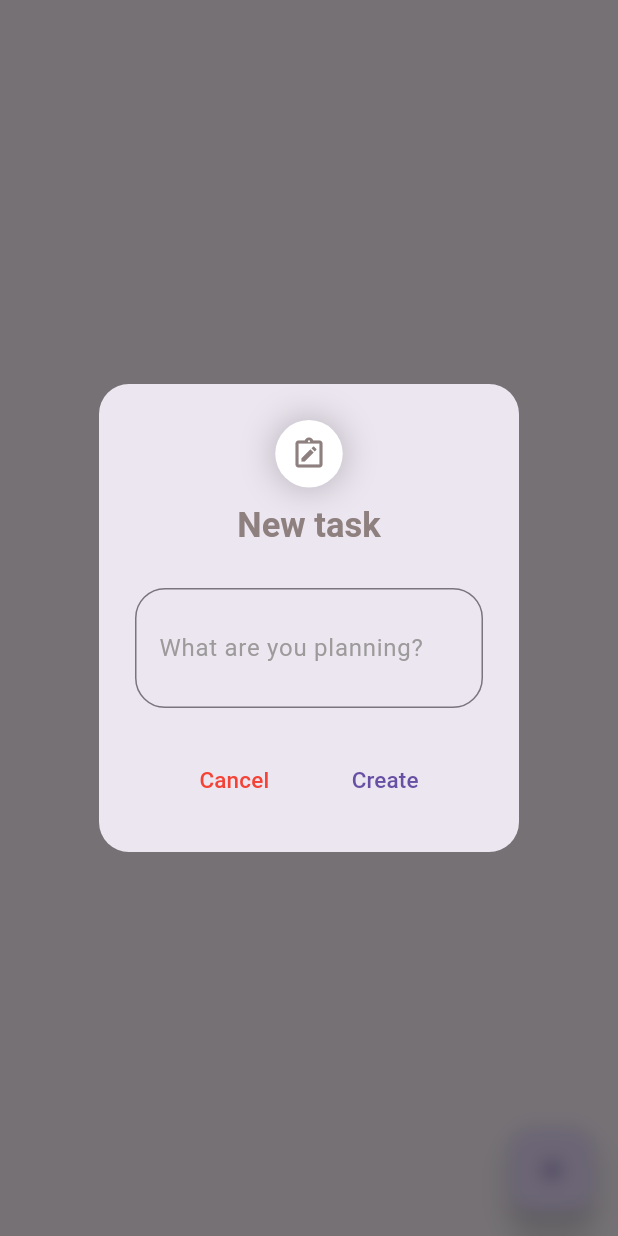
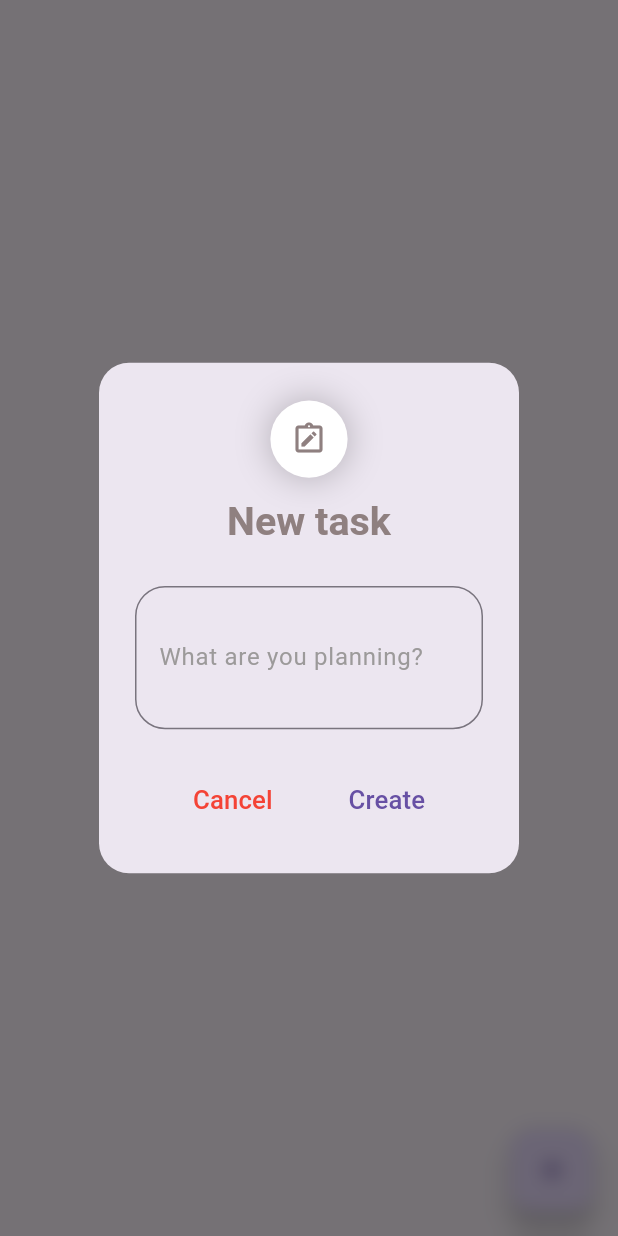
Before and after one commit to Fahamin/todolist_flutter, a Flutter app: the screen it shows after launch, after a tap on the "add" icon, on a phone screen of 412 x 824 dp. Run offline on Flutter 3.47's test engine with Material 3 defaults, Android fonts, the phone set to English and light mode, and no system bars; our stand-ins replace firebase_core, flutter_riverpod, flutter_screenutil, get, google_fonts, sqflite; accounts and stored records are empty.

```diff
--- a/lib/db/database_sqlite.dart
+++ b/lib/db/database_sqlite.dart
@@ -1,3 +1,4 @@
+import 'package:flutter/widgets.dart';
 import 'package:sqflite/sqflite.dart';
 import 'package:sqflite/sqflite.dart' as sql;
 import 'package:todolist_flutter/model/todo_model.dart';
@@ -40,7 +41,7 @@ class SQLHelper {
     );
   }
 
-   Future<int> insertTodo(String title, int fav) async {
+  Future<int> insertTodo(String title, int fav) async {
     final db = await SQLHelper.db();
 
     final data = {
@@ -53,14 +54,11 @@ class SQLHelper {
     return id;
   }
 
-  List<TodoModel> channelList = [];
-
-  Future<List<TodoModel>> getAllTodo() async {
+  Future<List<Map<String, dynamic>>> getAllTodo() async {
     final db = await SQLHelper.db();
-    final List<Map<String, dynamic>> maps =
-        await db.query(NAME_TABLE, orderBy: "id");
-
-    return List<TodoModel>.from(maps.map((map) => TodoModel.fromMap(map)));
+    return await db.query(NAME_TABLE, orderBy: "id");
+    //debugPrint("fahamin" + maps.toString());
+    //return List<TodoModel>.from(maps.map((map) => TodoModel.fromMap(map)));
   }
 
   // Read a single item by id
--- a/lib/main.dart
+++ b/lib/main.dart
@@ -5,24 +5,27 @@ import 'package:get/get_navigation/src/root/get_material_app.dart';
 import 'package:todolist_flutter/providers/providers.dart';
 import 'package:todolist_flutter/routes/routes.dart';
 
+import 'firebase_options.dart';
+
 Future<void> main() async {
   WidgetsFlutterBinding.ensureInitialized();
-  await Firebase.initializeApp();
+  await Firebase.initializeApp(
+    options: DefaultFirebaseOptions.currentPlatform,
+  );
   runApp(ProviderScope(child: MyApp()));
 }
 
-
 class MyApp extends ConsumerWidget {
   @override
-  Widget build(BuildContext context,ref) {
+  Widget build(BuildContext context, ref) {
     final isLightTheme = ref.watch(themeProvider);
 
     return GetMaterialApp(
-      // Remove the debug banner
+        // Remove the debug banner
         debugShowCheckedModeBanner: false,
-        title: 'TODO',
-        theme: isLightTheme?ThemeData.light():ThemeData.dark(),
-        initialRoute: Routes.homePage,
+        title: 'IPTV',
+        theme: isLightTheme ? ThemeData.light() : ThemeData.dark(),
+        initialRoute: Routes.homeScreen,
         getPages: appRoutes());
   }
 }
--- a/lib/model/todo_model.dart
+++ b/lib/model/todo_model.dart
@@ -1,8 +1,8 @@
 class TodoModel {
-  int id;
-  String title;
-  String createdAt;
-  bool isComplete = false;
+  var id;
+  String? title;
+  String? createdAt;
+  var isComplete = 0;
 
   TodoModel(
     this.id,
@@ -22,12 +22,5 @@ class TodoModel {
   }
 
 
-  Map<String, dynamic> toMap() {
-    return {
-      'id': id,
-      'title': title,
-      'description': createdAt,
-      'isComplete': isComplete ? 1 : 0,
-    };
-  }
+
 }
--- a/lib/providers/providers.dart
+++ b/lib/providers/providers.dart
@@ -6,9 +6,11 @@ import 'package:todolist_flutter/model/todo_model.dart';
 
 final databaseProvider = StateProvider((ref) => SQLHelper());
 
-final getAllTodoProvider = FutureProvider<List<TodoModel>>((ref) async {
+final getAllTodoProvider = FutureProvider<List<Map<String, dynamic>>>((ref) async {
   return await SQLHelper().getAllTodo();
 });
+
+
 
 
 final titleTodoProvider = StateProvider<String>((ref) {
--- a/lib/routes/routes.dart
+++ b/lib/routes/routes.dart
@@ -3,7 +3,7 @@ import 'package:todolist_flutter/screen/home_screen.dart';
 
 
 class Routes {
-  static String homePage = '/homepage';
+  static String homeScreen = '/homeScreen';
 
   static String splashScreen = '/splashScreen';
 
@@ -30,7 +30,7 @@ appRoutes() => [
 
       // GetPage(name: Routes.splashScreen, page: () => SplashScreen()),
       GetPage(
-        name: Routes.homePage,
+        name: Routes.homeScreen,
         page: () => HomeScreen(),
         transition: Transition.leftToRightWithFade,
         transitionDuration: Duration(milliseconds: 500),
--- a/lib/widgets/custom_icon_button.dart
+++ b/lib/widgets/custom_icon_button.dart
@@ -1,4 +1,5 @@
 import 'package:flutter/material.dart';
+import 'package:flutter_screenutil/flutter_screenutil.dart';
 
 class CustomIconButton extends StatelessWidget {
   final Icon icon;
@@ -14,6 +15,7 @@ class CustomIconButton extends StatelessWidget {
 
   @override
   Widget build(BuildContext context) {
+    ScreenUtil.init(context);
     return ClipRRect(
       borderRadius: BorderRadius.circular(7),
       child: Material(
@@ -23,8 +25,8 @@ class CustomIconButton extends StatelessWidget {
           // onTap: () {},
           onTap: onTap,
           child: SizedBox(
-            height: 33,
-            width: 33,
+            height: 33.h,
+            width: 33.w,
             child: icon,
           ),
         ),
--- a/lib/widgets/todo_dialog.dart
+++ b/lib/widgets/todo_dialog.dart
@@ -3,6 +3,7 @@ import 'dart:ui';
 import 'package:flutter/cupertino.dart';
 import 'package:flutter/material.dart';
 import 'package:flutter_riverpod/flutter_riverpod.dart';
+import 'package:flutter_screenutil/flutter_screenutil.dart';
 import 'package:google_fonts/google_fonts.dart';
 
 import '../providers/providers.dart';
@@ -17,6 +18,7 @@ class CustomdialogNewTodo extends ConsumerWidget {
   @override
   Widget build(BuildContext context, WidgetRef ref) {
     // final textEditingController = TextEditingController();
+    ScreenUtil.init(context);
     final FocusNode focusNode = FocusNode();
 
     return BackdropFilter(
@@ -26,8 +28,8 @@ class CustomdialogNewTodo extends ConsumerWidget {
         title: Column(
           children: [
             Container(
-              height: 45,
-              width: 45,
+              height: 45.h,
+              width: 45.w,
               decoration: const BoxDecoration(
                 shape: BoxShape.circle,
                 boxShadow: [
@@ -50,7 +52,7 @@ class CustomdialogNewTodo extends ConsumerWidget {
               child: Text(
                 'New task',
                 style: GoogleFonts.roboto(
-                  fontSize: 23,
+                  fontSize: 23.sp,
                   color: const Color.fromARGB(255, 143, 128, 128),
                   fontWeight: FontWeight.bold,
                 ),
@@ -59,7 +61,7 @@ class CustomdialogNewTodo extends ConsumerWidget {
           ],
         ),
         content: SizedBox(
-          height: 80,
+          height: 80.h,
           child: TextField(
             focusNode: focusNode,
             maxLines: null,
@@ -93,7 +95,7 @@ class CustomdialogNewTodo extends ConsumerWidget {
             child: Text(
               "Cancel",
               style: GoogleFonts.roboto(
-                fontSize: 15,
+                fontSize: 15.sp,
                 color: Colors.red,
               ),
             ),
@@ -106,7 +108,7 @@ class CustomdialogNewTodo extends ConsumerWidget {
             child: Text(
               "Create",
               style: GoogleFonts.roboto(
-                fontSize: 15,
+                fontSize: 15.sp,
               ),
             ),
           ),
--- a/pubspec.yaml
+++ b/pubspec.yaml
@@ -44,8 +44,8 @@ dependencies:
   sqflite: ^2.3.0
   awesome_snackbar_content: ^0.1.3
   flutter_screenutil: ^5.9.0
-  firebase_core: ^1.0.0
-  cloud_firestore: ^2.0.0
+  firebase_core: ^2.24.2
+  cloud_firestore: ^4.14.0
 dev_dependencies:
   flutter_test:
     sdk: flutter
@@ -55,7 +55,7 @@ dev_dependencies:
   # activated in the `analysis_options.yaml` file located at the root of your
   # package. See that file for information about deactivating specific lint
   # rules and activating additional ones.
-  flutter_lints: ^2.0.0
+  flutter_lints: ^3.0.1
 
 # For information on the generic Dart part of this file, see the
 # following page: https://dart.dev/tools/pub/pubspec
```
Also changed, not shown: lib/screen/home_screen.dart (+16 -13 lines), lib/widgets/todo_list_item.dart (+16 -16 lines), pubspec.lock, 5 other files.
